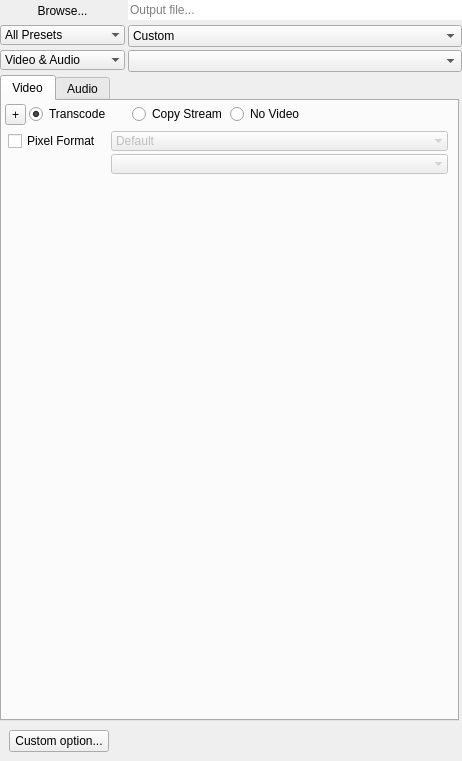
Before: the Qt Designer form src/UI/outputwidget.ui in RxLaboratory/DuME, drawn with Qt 5.
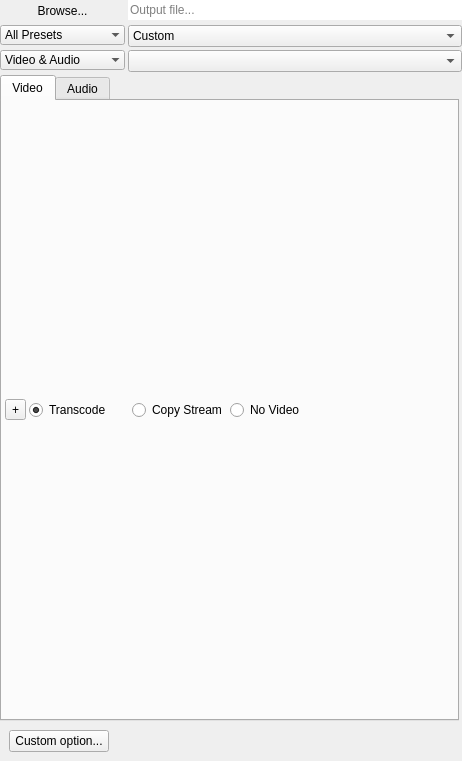
After: the same form once the commit is applied.

Commit message: pixformat video block

Diff of the .ui file:
```diff
--- a/src/UI/outputwidget.ui
+++ b/src/UI/outputwidget.ui
@@ -268,7 +268,7 @@
           <attribute name="title">
            <string>Video</string>
           </attribute>
-          <layout class="QVBoxLayout" name="videoLayout" stretch="0,0,1">
+          <layout class="QVBoxLayout" name="videoLayout" stretch="0">
            <property name="spacing">
             <number>3</number>
            </property>
@@ -370,120 +370,6 @@
              </layout>
             </widget>
            </item>
-           <item>
-            <widget class="QWidget" name="componentsWidget" native="true">
-             <layout class="QFormLayout" name="formLayout_10">
-              <property name="formAlignment">
-               <set>Qt::AlignLeading|Qt::AlignLeft|Qt::AlignTop</set>
-              </property>
-              <property name="horizontalSpacing">
-               <number>3</number>
-              </property>
-              <property name="verticalSpacing">
-               <number>3</number>
-              </property>
-              <property name="leftMargin">
-               <number>3</number>
-              </property>
-              <property name="topMargin">
-               <number>3</number>
-              </property>
-              <property name="rightMargin">
-               <number>3</number>
-              </property>
-              <property name="bottomMargin">
-               <number>3</number>
-              </property>
-              <item row="0" column="0">
-               <widget class="QCheckBox" name="pixFmtButton">
-                <property name="minimumSize">
-                 <size>
-                  <width>100</width>
-                  <height>0</height>
-                 </size>
-                </property>
-                <property name="text">
-                 <string>Pixel Format</string>
-                </property>
-               </widget>
-              </item>
-              <item row="0" column="1">
-               <widget class="QWidget" name="pixFmtWidget" native="true">
-                <property name="enabled">
-                 <bool>false</bool>
-                </property>
-                <layout class="QVBoxLayout" name="verticalLayout_7">
-                 <property name="spacing">
-                  <number>3</number>
-                 </property>
-                 <property name="leftMargin">
-                  <number>0</number>
-                 </property>
-                 <property name="topMargin">
-                  <number>0</number>
-                 </property>
-                 <property name="rightMargin">
-                  <number>0</number>
-                 </property>
-                 <property name="bottomMargin">
-                  <number>0</number>
-                 </property>
-                 <item>
-                  <widget class="QComboBox" name="pixFmtFilterBox">
-                   <property name="sizePolicy">
-                    <sizepolicy hsizetype="Minimum" vsizetype="Fixed">
-                     <horstretch>0</horstretch>
-                     <verstretch>0</verstretch>
-                    </sizepolicy>
-                   </property>
-                   <property name="minimumSize">
-                    <size>
-                     <width>200</width>
-                     <height>0</height>
-                    </size>
-                   </property>
-                   <property name="frame">
-                    <bool>false</bool>
-                   </property>
-                   <item>
-                    <property name="text">
-                     <string>Default</string>
-                    </property>
-                   </item>
-                  </widget>
-                 </item>
-                 <item>
-                  <widget class="QComboBox" name="pixFmtBox">
-                   <property name="sizePolicy">
-                    <sizepolicy hsizetype="Minimum" vsizetype="Fixed">
-                     <horstretch>0</horstretch>
-                     <verstretch>0</verstretch>
-                    </sizepolicy>
-                   </property>
-                   <property name="frame">
-                    <bool>false</bool>
-                   </property>
-                  </widget>
-                 </item>
-                </layout>
-               </widget>
-              </item>
-             </layout>
-            </widget>
-           </item>
-           <item>
-            <spacer name="verticalSpacer">
-             <property name="orientation">
-              <enum>Qt::Vertical</enum>
-             </property>
-             <property name="sizeHint" stdset="0">
-              <size>
-               <width>20</width>
-               <height>40</height>
-              </size>
-             </property>
-            </spacer>
-           </item>
           </layout>
          </widget>
          <widget class="QWidget" name="tab_8">
```
Left out of the diff: 22 changed lines with no effect on the pictures. The commit also changes 11 other files.
